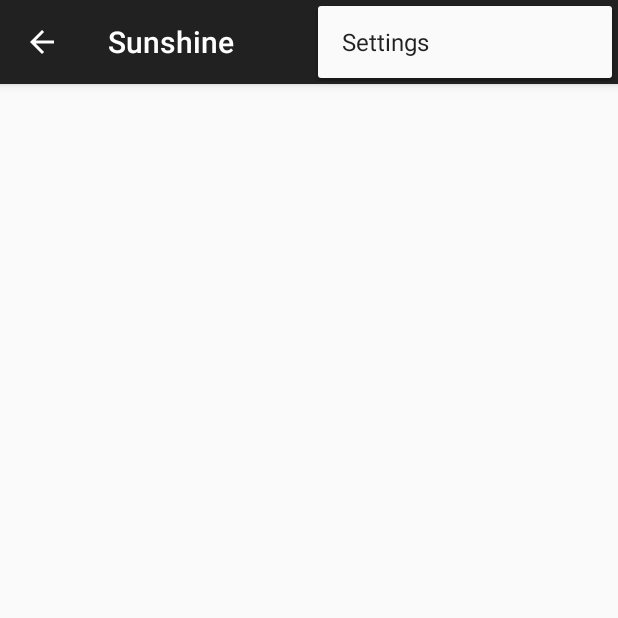
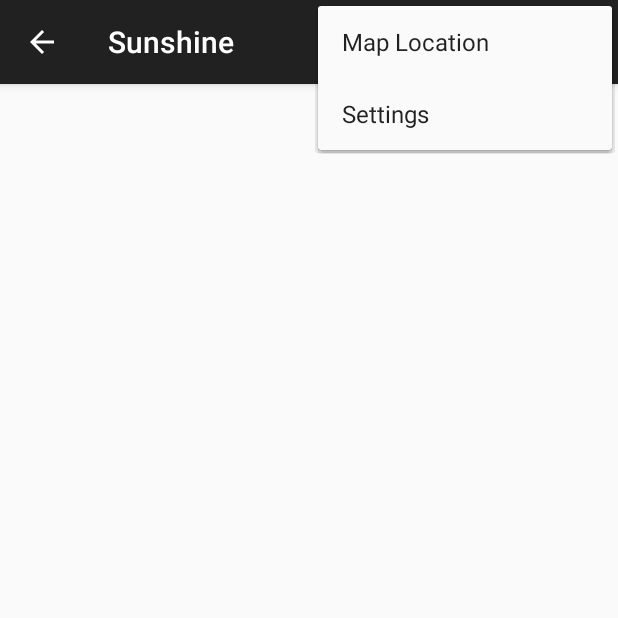
Before and after one commit to habibmichael/Sunshine, an Android app: the DetailActivity screen opened directly, with no data from a screen before it, with the options menu open, on a phone screen of 412 x 824 dp, the top half of it. Run offline under Robolectric (Android 15) with nearby library versions, the phone set to English and light mode, and no system bars.

Commit message:
Create menu item for displaying prefered location on a map

```diff
--- a/app/src/main/res/menu/main.xml
+++ b/app/src/main/res/menu/main.xml
@@ -3,4 +3,7 @@
     xmlns:tools="http://schemas.android.com/tools" tools:context=".MainActivity">
     <item android:id="@+id/action_settings" android:title="@string/action_settings"
         android:orderInCategory="100" app:showAsAction="never" />
+    <item android:id="@+id/action_map"
+        android:title="@string/action_map"
+        app:showAsAction="never"/>
 </menu>
--- a/app/src/main/res/values/strings.xml
+++ b/app/src/main/res/values/strings.xml
@@ -15,5 +15,6 @@
     <string name="pref_temp_default">metric</string>
     <string name="pref_temp_key">temp_units</string>
     <string name="pref_temp_imperial">imperial</string>
+    <string name="action_map">Map Location</string>
 
 </resources>
```
Also changed, not shown: app/src/main/java/com/example/android/sunshine/app/MainActivity.java (+28 -0 lines).
